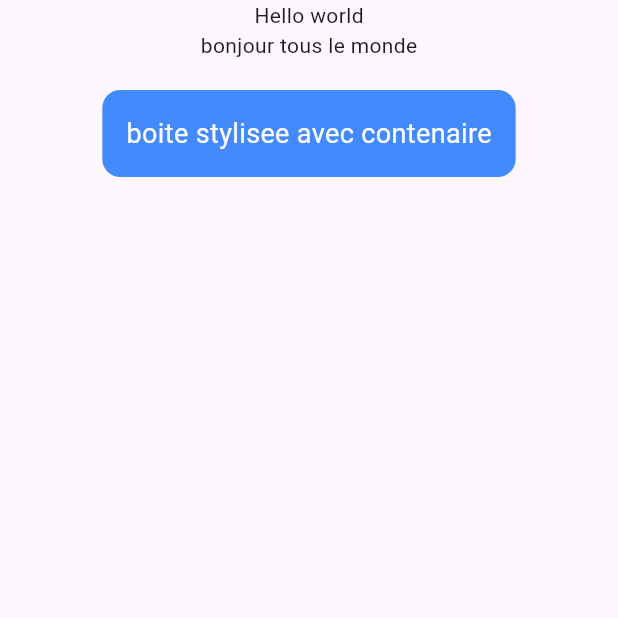
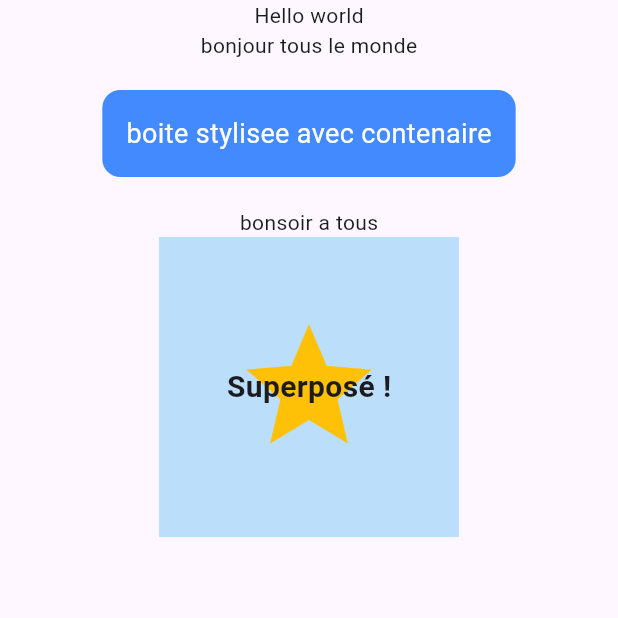
Before and after one commit to hamza-tinhinan/atelier02-flutter, a Flutter app: the screen it shows after launch, on a phone screen of 412 x 824 dp, the top half of it. Run offline on Flutter 3.47's test engine with Material 3 defaults, Android fonts, the phone set to English and light mode, and no system bars.

Commit message:
Etape 4 : Ajout d'un Stack avec Container, Icon et Text

```diff
--- a/lib/main.dart
+++ b/lib/main.dart
@@ -14,8 +14,11 @@ class MainApp extends StatelessWidget {
         body: Center(
           child: Column(
             children: [
+
               Text('Hello world'),
               Text('bonjour tous le monde'),
+
+
               Container(
                 margin: EdgeInsets.all(20),
                 padding: EdgeInsets.all(16),
@@ -25,10 +28,36 @@ class MainApp extends StatelessWidget {
                 ),
                 child: Text(
                   'boite stylisee avec contenaire',
-              style: TextStyle(color:Colors.white, fontSize: 18),
+                  style: TextStyle(color: Colors.white, fontSize: 18),
+                ),
+              ),
 
+
+              Text("bonsoir a tous"),
+
+
+              Stack(
+                alignment: Alignment.center,
+                children: [
+                  Container(
+                    width: 200,
+                    height: 200,
+                    color: Colors.blue[100],
                   ),
-          )
+                  Icon(
+                    Icons.star,
+                    size: 100,
+                    color: Colors.amber,
+                  ),
+                  Text(
+                    "Superposé !",
+                    style: TextStyle(
+                      fontSize: 20,
+                      fontWeight: FontWeight.bold,
+                    ),
+                  ),
+                ],
+              ),
             ],
           ),
         ),
```
Lines whose indentation alone changed are shown as unchanged.
